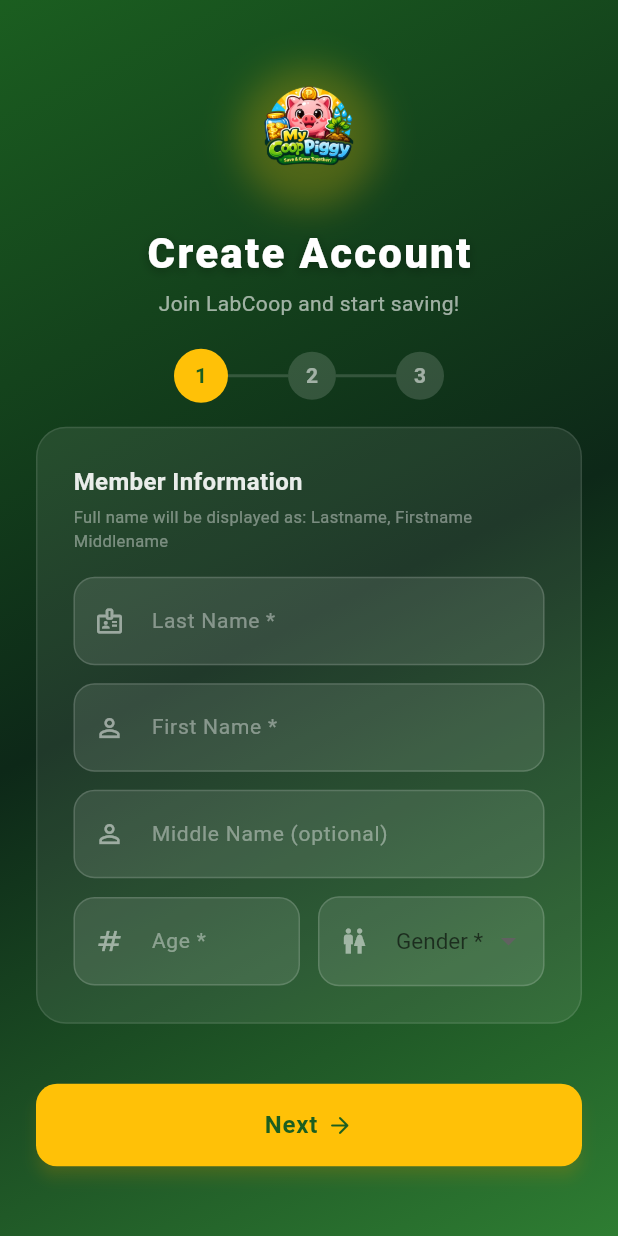
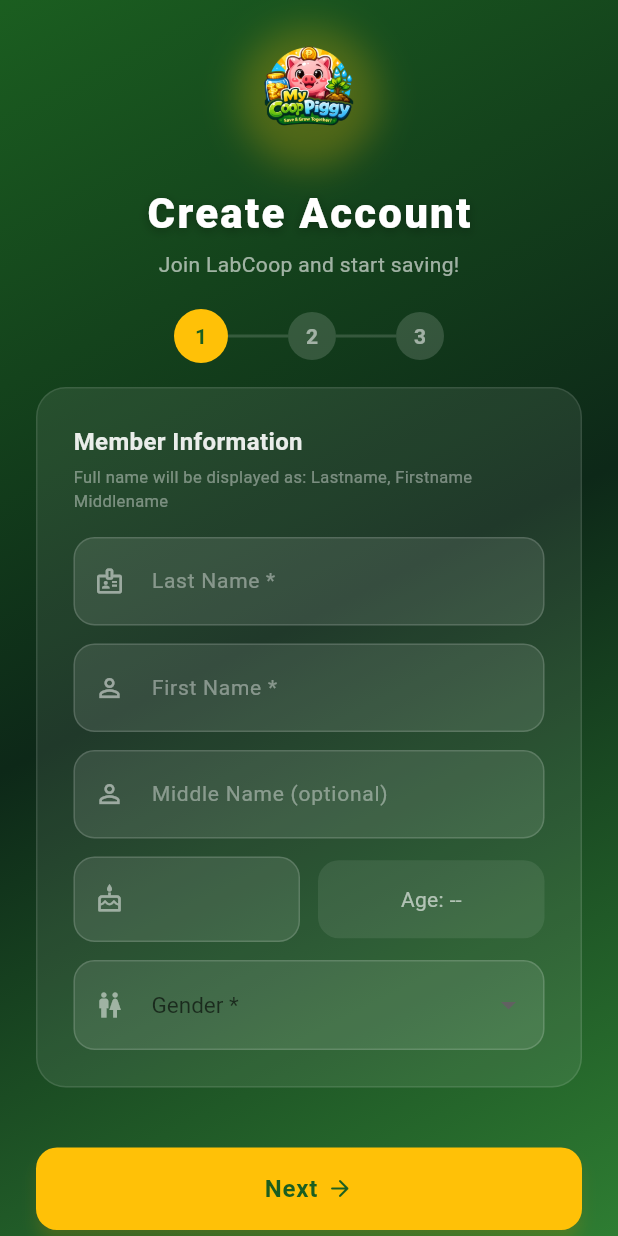
Before and after one commit to justine30bercasio/labcoop-backend-, a Flutter app: the RegistrationPage screen opened directly, on a phone screen of 412 x 824 dp. Run offline on Flutter 3.47's test engine with Material 3 defaults, Android fonts, the light colour scheme and no system bars; our stand-ins replace connectivity_plus, device_preview, dio, equatable, flutter_bloc, flutter_secure_storage and 4 more; missing offline and left inert: flutter_inappwebview; accounts and stored records are empty.

Commit message:
Add birthday to Flutter entity/model/API/registration page with auto-age

```diff
--- a/lib/data/datasources/remote_api_source.dart
+++ b/lib/data/datasources/remote_api_source.dart
@@ -64,6 +64,7 @@ class RemoteApiSource {
     String middleName = '',
     required String password,
     String parentPhone = '',
+    String birthday = '',
     int age = 0,
     String gender = '',
     String savingsSchedule = '',
@@ -80,6 +81,7 @@ class RemoteApiSource {
       'middleName': middleName,
       'password': password,
       'parentPhone': parentPhone,
+      'birthday': birthday,
       'age': age,
       'gender': gender,
       'savingsSchedule': savingsSchedule,
--- a/lib/data/models/savings_account_model.dart
+++ b/lib/data/models/savings_account_model.dart
@@ -6,6 +6,7 @@ class SavingsAccountModel {
   final String lastName;
   final String firstName;
   final String middleName;
+  final String birthday;
   final int age;
   final String gender;
   final String savingsSchedule;
@@ -22,6 +23,7 @@ class SavingsAccountModel {
     this.lastName = '',
     this.firstName = '',
     this.middleName = '',
+    this.birthday = '',
     this.age = 0,
     this.gender = '',
     this.savingsSchedule = '',
@@ -42,6 +44,7 @@ class SavingsAccountModel {
       lastName: (json['last_name'] as String?) ?? '',
       firstName: (json['first_name'] as String?) ?? '',
       middleName: (json['middle_name'] as String?) ?? '',
+      birthday: (json['birthday'] as String?) ?? '',
       age: json['age'] != null ? i(json['age']) : 0,
       gender: (json['gender'] as String?) ?? '',
       savingsSchedule: (json['savings_schedule'] as String?) ?? '',
@@ -61,6 +64,7 @@ class SavingsAccountModel {
       'last_name': lastName,
       'first_name': firstName,
       'middle_name': middleName,
+      'birthday': birthday,
       'age': age,
       'gender': gender,
       'savings_schedule': savingsSchedule,
@@ -80,6 +84,7 @@ class SavingsAccountModel {
       lastName: lastName,
       firstName: firstName,
       middleName: middleName,
+      birthday: birthday,
       age: age,
       gender: gender,
       savingsSchedule: savingsSchedule,
@@ -99,6 +104,7 @@ class SavingsAccountModel {
       lastName: entity.lastName,
       firstName: entity.firstName,
       middleName: entity.middleName,
+      birthday: entity.birthday,
       age: entity.age,
       gender: entity.gender,
       savingsSchedule: entity.savingsSchedule,
--- a/lib/domain/entities/savings_account.dart
+++ b/lib/domain/entities/savings_account.dart
@@ -4,6 +4,7 @@ class SavingsAccount {
   final String lastName;
   final String firstName;
   final String middleName;
+  final String birthday;
   final int age;
   final String gender;
   final String savingsSchedule;
@@ -20,6 +21,7 @@ class SavingsAccount {
     this.lastName = '',
     this.firstName = '',
     this.middleName = '',
+    this.birthday = '',
     this.age = 0,
     this.gender = '',
     this.savingsSchedule = '',
@@ -48,6 +50,7 @@ class SavingsAccount {
     String? lastName,
     String? firstName,
     String? middleName,
+    String? birthday,
     int? age,
     String? gender,
     String? savingsSchedule,
@@ -64,6 +67,7 @@ class SavingsAccount {
       lastName: lastName ?? this.lastName,
       firstName: firstName ?? this.firstName,
       middleName: middleName ?? this.middleName,
+      birthday: birthday ?? this.birthday,
       age: age ?? this.age,
       gender: gender ?? this.gender,
       savingsSchedule: savingsSchedule ?? this.savingsSchedule,
--- a/lib/presentation/pages/registration_page.dart
+++ b/lib/presentation/pages/registration_page.dart
@@ -23,11 +23,11 @@ class _RegistrationPageState extends State<RegistrationPage>
   final _lastNameController = TextEditingController();
   final _firstNameController = TextEditingController();
   final _middleNameController = TextEditingController();
-  final _ageController = TextEditingController();
   final _passwordController = TextEditingController();
   final _confirmPasswordController = TextEditingController();
   final _parentPhoneController = TextEditingController();
 
+  DateTime? _birthday;
   String _selectedGender = '';
   String _selectedSchedule = '';
 
@@ -40,6 +40,17 @@ class _RegistrationPageState extends State<RegistrationPage>
   bool _obscureConfirm = true;
   String? _error;
   int _currentStep = 0;
+
+  int get _computedAge {
+    if (_birthday == null) return 0;
+    final now = DateTime.now();
+    int age = now.year - _birthday!.year;
+    final m = now.month - _birthday!.month;
+    if (m < 0 || (m == 0 && now.day < _birthday!.day)) age--;
+    return age;
+  }
+
+  String get _birthdayString => _birthday == null ? '' : '${_birthday!.year.toString().padLeft(4, '0')}-${_birthday!.month.toString().padLeft(2, '0')}-${_birthday!.day.toString().padLeft(2, '0')}';
 
   final _formKey = GlobalKey<FormState>();
 
@@ -69,7 +80,6 @@ class _RegistrationPageState extends State<RegistrationPage>
     _lastNameController.dispose();
     _firstNameController.dispose();
     _middleNameController.dispose();
-    _ageController.dispose();
     _passwordController.dispose();
     _confirmPasswordController.dispose();
     _parentPhoneController.dispose();
@@ -155,7 +165,7 @@ class _RegistrationPageState extends State<RegistrationPage>
         middleName: _middleNameController.text.trim(),
         password: _passwordController.text,
         parentPhone: _parentPhoneController.text.trim(),
-        age: int.tryParse(_ageController.text.trim()) ?? 0,
+        birthday: _birthdayString,
         gender: _selectedGender,
         savingsSchedule: _selectedSchedule,
         photo2x2Bytes: photoBytes,
@@ -202,6 +212,30 @@ class _RegistrationPageState extends State<RegistrationPage>
         _error = 'Unexpected error: ${e.toString()}';
         _loading = false;
       });
+    }
+  }
+
+  Future<void> _pickBirthday() async {
+    final now = DateTime.now();
+    final picked = await showDatePicker(
+      context: context,
+      initialDate: _birthday ?? DateTime(now.year - 10),
+      firstDate: DateTime(now.year - 18),
+      lastDate: now,
+      builder: (ctx, child) => Theme(
+        data: Theme.of(ctx).copyWith(
+          colorScheme: ColorScheme.dark(
+            primary: AppTheme.accentAmber,
+            onPrimary: AppTheme.textDark,
+            surface: const Color(0xFF1A2E1F),
+            onSurface: Colors.white,
+          ),
+        ),
+        child: child!,
+      ),
+    );
+    if (picked != null) {
+      setState(() => _birthday = picked);
     }
   }
 
@@ -421,33 +455,48 @@ class _RegistrationPageState extends State<RegistrationPage>
           Row(
             children: [
               Expanded(
-                child: TextFormField(
-                  controller: _ageController,
-                  style: const TextStyle(color: Colors.white, fontSize: 15),
-                  cursorColor: AppTheme.accentAmber,
-                  keyboardType: TextInputType.number,
-                  decoration: _inputDecoration(hint: 'Age *', icon: Icons.numbers),
-                  validator: (v) {
-                    if (v == null || v.trim().isEmpty) return 'Age is required';
-                    final age = int.tryParse(v.trim());
-                    if (age == null || age < 1 || age > 120) return 'Invalid age';
-                    return null;
-                  },
+                child: InkWell(
+                  onTap: _pickBirthday,
+                  child: InputDecorator(
+                    decoration: _inputDecoration(hint: '', icon: Icons.cake_outlined).copyWith(
+                      hintText: _birthday != null
+                          ? '${_birthday!.month}/${_birthday!.day}/${_birthday!.year}'
+                          : 'Birthday *',
+                    ),
+                    child: Text(
+                      _birthday != null ? '${_birthday!.month}/${_birthday!.day}/${_birthday!.year}' : '',
+                      style: TextStyle(color: Colors.white, fontSize: 15),
+                    ),
+                  ),
                 ),
               ),
               const SizedBox(width: 12),
               Expanded(
-                child: DropdownButtonFormField<String>(
-                  value: _selectedGender.isEmpty ? null : _selectedGender,
-                  dropdownColor: const Color(0xFF1A2E1F),
-                  style: const TextStyle(color: Colors.white, fontSize: 15),
-                  decoration: _inputDecoration(hint: 'Gender *', icon: Icons.wc_outlined),
-                  items: _genders.map((g) => DropdownMenuItem(value: g, child: Text(g))).toList(),
-                  onChanged: (v) => setState(() => _selectedGender = v ?? ''),
-                  validator: (v) => (v == null || v.isEmpty) ? 'Select gender' : null,
+                child: Container(
+                  height: 52,
+                  decoration: BoxDecoration(
+                    color: Colors.white.withValues(alpha: 0.08),
+                    borderRadius: BorderRadius.circular(14),
+                  ),
+                  child: Center(
+                    child: Text(
+                      _computedAge > 0 ? 'Age: $_computedAge' : 'Age: --',
+                      style: TextStyle(color: Colors.white.withValues(alpha: 0.6), fontSize: 14),
+                    ),
+                  ),
                 ),
               ),
             ],
+          ),
+          const SizedBox(height: 12),
+          DropdownButtonFormField<String>(
+            value: _selectedGender.isEmpty ? null : _selectedGender,
+            dropdownColor: const Color(0xFF1A2E1F),
+            style: const TextStyle(color: Colors.white, fontSize: 15),
+            decoration: _inputDecoration(hint: 'Gender *', icon: Icons.wc_outlined),
+            items: _genders.map((g) => DropdownMenuItem(value: g, child: Text(g))).toList(),
+            onChanged: (v) => setState(() => _selectedGender = v ?? ''),
+            validator: (v) => (v == null || v.isEmpty) ? 'Select gender' : null,
           ),
         ],
       ),
```
